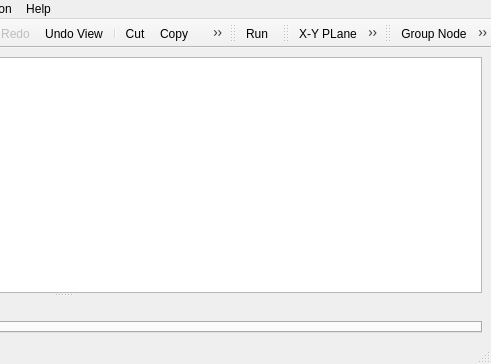
This is TonatiuhProject/src/source/gui/mainwindow.ui in iat-cener/tonatiuh as Qt 5 draws it before an edit; both pictures show x 366 to 857 and y 0 to 364 of the 857 by 364 pixel window. The edited form follows.
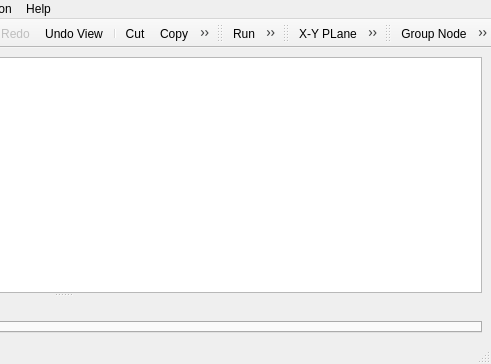
This is the edited form. Icons and pictures are not drawn. Custom widgets are drawn as their Qt base class.

Commit message: Flux analysis dialog created. The dialog is empty

The edit to the form file:
```diff
--- a/TonatiuhProject/src/source/gui/mainwindow.ui
+++ b/TonatiuhProject/src/source/gui/mainwindow.ui
@@ -316,6 +316,7 @@
     <bool>false</bool>
    </attribute>
    <addaction name="actionRun"/>
+   <addaction name="actionRunFluxAnalysis"/>
   </widget>
   <widget class="QToolBar" name="viewToolBar">
    <property name="windowTitle">
@@ -755,6 +756,15 @@
     <string>Network Connections...</string>
    </property>
   </action>
+  <action name="actionRunFluxAnalysis">
+   <property name="icon">
+    <iconset resource="../../tonatiuh.qrc">
+     <normaloff>:/icons/fluxdistribution.png</normaloff>:/icons/fluxdistribution.png</iconset>
+   </property>
+   <property name="text">
+    <string>Run Flux Analysis ...</string>
+   </property>
+  </action>
  </widget>
  <layoutdefault spacing="6" margin="9"/>
  <customwidgets>
```
Left out of the diff: 2 changed lines with no effect on the pictures. The commit also changes 10 other files.
